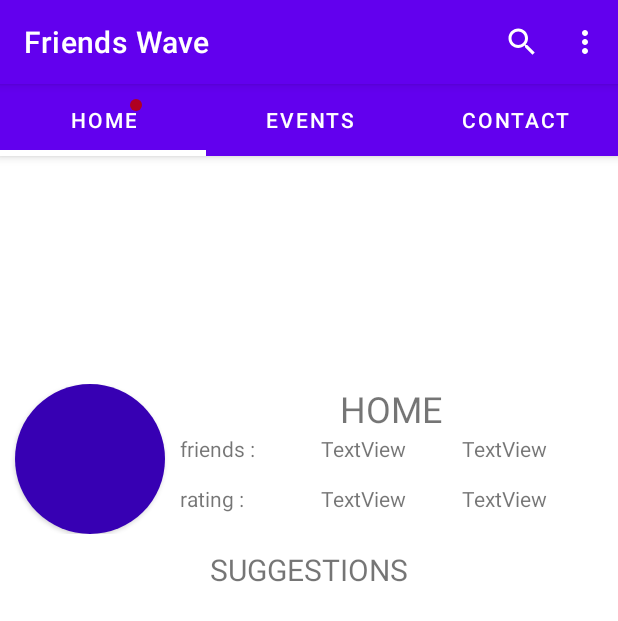
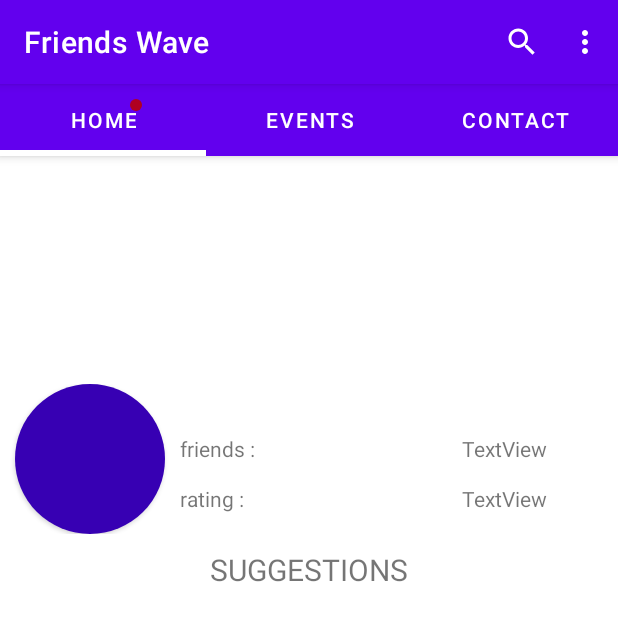
Before and after one commit to Antonin555/FriendsWave, an Android app: the screen it shows after launch (HomeActivity), on a phone screen of 412 x 824 dp. Shown: the top 621 px of the screen. Run offline under Robolectric (Android 15) with nearby library versions, the phone set to English and light mode, and no system bars; our stand-ins replace Firebase (no records; nobody signed in at launch, a user with empty details on screens opened directly), data binding; libraries missing offline, so code that uses them is left out: org.kodein.di; 5 statements that could not run were skipped.

Commit message:
Fragment Home UI pour mettre infos

```diff
--- a/dev/app/src/main/java/com/antonin/friendswave/FriendWaveApp.kt
+++ b/dev/app/src/main/java/com/antonin/friendswave/FriendWaveApp.kt
@@ -6,6 +6,8 @@ import com.antonin.friendswave.data.firebase.FirebaseSource
 import com.antonin.friendswave.data.repository.UserRepo
 import com.antonin.friendswave.databinding.ActivityLoginBinding.bind
 import com.antonin.friendswave.ui.authentification.AuthViewModelFactory
+import com.antonin.friendswave.ui.fragment.HomeFragment
+import com.antonin.friendswave.ui.viewModel.HomeFragmentVMFactory
 import org.kodein.di.Kodein
 import org.kodein.di.KodeinAware
 import org.kodein.di.android.x.androidXModule
@@ -25,6 +27,8 @@ class FriendWaveApp : Application(), KodeinAware {
         bind() from singleton { FirebaseSource() }
         bind() from singleton { UserRepo(instance()) }
         bind() from provider { AuthViewModelFactory(instance()) }
+        bind() from provider { HomeFragmentVMFactory(instance()) }
+
 
     }
 }
--- a/dev/app/src/main/java/com/antonin/friendswave/data/model/User.kt
+++ b/dev/app/src/main/java/com/antonin/friendswave/data/model/User.kt
@@ -30,6 +30,7 @@ data class User (
     var email: String? = "",
     var uid: String? = "",
     var rating: Double? =0.0,
+    var friends : Int? = 1
 
 
 
--- a/dev/app/src/main/java/com/antonin/friendswave/ui/fragment/HomeFragment.kt
+++ b/dev/app/src/main/java/com/antonin/friendswave/ui/fragment/HomeFragment.kt
@@ -7,9 +7,15 @@ import android.view.View
 import android.view.ViewGroup
 import com.antonin.friendswave.R
 import com.antonin.friendswave.data.model.User
+import org.kodein.di.Kodein
+import org.kodein.di.KodeinAware
+import org.kodein.di.android.kodein
+import org.kodein.di.generic.instance
+
+class HomeFragment : Fragment(), KodeinAware {
 
 
-class HomeFragment : Fragment() {
+
 
 
     override fun onCreate(savedInstanceState: Bundle?) {
@@ -22,5 +28,8 @@ class HomeFragment : Fragment() {
         return inflater.inflate(R.layout.fragment_home, container, false)
     }
 
+    override val kodein: Kodein
+        get() = TODO("Not yet implemented")
+
 
 }
--- a/dev/app/src/main/res/layout/fragment_home.xml
+++ b/dev/app/src/main/res/layout/fragment_home.xml
@@ -4,7 +4,10 @@
     xmlns:app="http://schemas.android.com/apk/res-auto"
     xmlns:tools="http://schemas.android.com/tools">
 
+    <data>
 
+        <variable name="item" type="com.antonin.friendswave.ui.viewModel.HomeFragmentViewModel" />
+    </data>
 
 
     <androidx.constraintlayout.widget.ConstraintLayout
@@ -59,7 +62,7 @@
                             android:layout_height="0dp"
                             android:layout_weight="1"
                             android:gravity="center"
-                            android:text="@string/titre_fragment_home"
+                            android:text="@{item.user.email}"
                             android:textSize="24sp" />
 
                         <LinearLayout
@@ -80,7 +83,7 @@
                                 android:layout_width="0dp"
                                 android:layout_height="wrap_content"
                                 android:layout_weight="1"
-                                android:text="TextView" />
+                                android:text="@{item.user.displayName}" />
 
                             <TextView
                                 android:id="@+id/textView7"
@@ -108,8 +111,8 @@
                                 android:layout_width="0dp"
                                 android:layout_height="wrap_content"
                                 android:layout_weight="1"
-                                android:text="TextView" />
-
+                                 />
+<!--                            android:text="@{String.valueOf(item.rating)}"-->
                             <TextView
                                 android:id="@+id/textView2"
                                 android:layout_width="0dp"
@@ -138,8 +141,7 @@
                 android:id="@+id/recyclerFragmentHome"
                 android:layout_width="match_parent"
                 android:layout_height="234dp"
-                android:layout_gravity="center"
-                android:layout_weight="1" />
+                android:layout_gravity="center" />
         </FrameLayout>
     </androidx.constraintlayout.widget.ConstraintLayout>
 
```
Also changed, not shown: dev/app/src/main/java/com/antonin/friendswave/ui/viewModel/HomeFragmentVMFactory.kt (added, +19 -0 lines), dev/app/src/main/res/layout/activity_singup.xml (+4 -27 lines).
